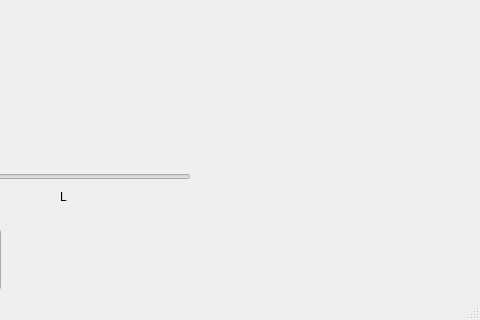
The window that secondwindow.ui (OxmoGambino/CardGames) describes before a commit, drawn with Qt 5; both pictures show x 320 to 800 and y 280 to 600 of the 800 by 600 pixel window.
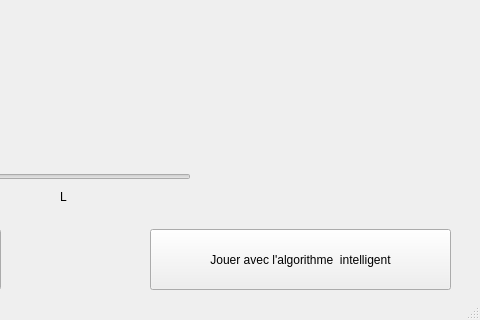
The same window after the commit.

Commit message: SecondAlgo created

The edit to the form file:
```diff
--- a/secondwindow.ui
+++ b/secondwindow.ui
@@ -139,6 +139,19 @@
      <string> Jouer avec l'algorithme de gros tricheur</string>
     </property>
    </widget>
+   <widget class="QPushButton" name="SecAlgoButton">
+    <property name="geometry">
+     <rect>
+      <x>470</x>
+      <y>490</y>
+      <width>301</width>
+      <height>61</height>
+     </rect>
+    </property>
+    <property name="text">
+     <string> Jouer avec l'algorithme  intelligent </string>
+    </property>
+   </widget>
   </widget>
   <widget class="QMenuBar" name="menubar">
    <property name="geometry">
```
The commit also changes 6 other files.
